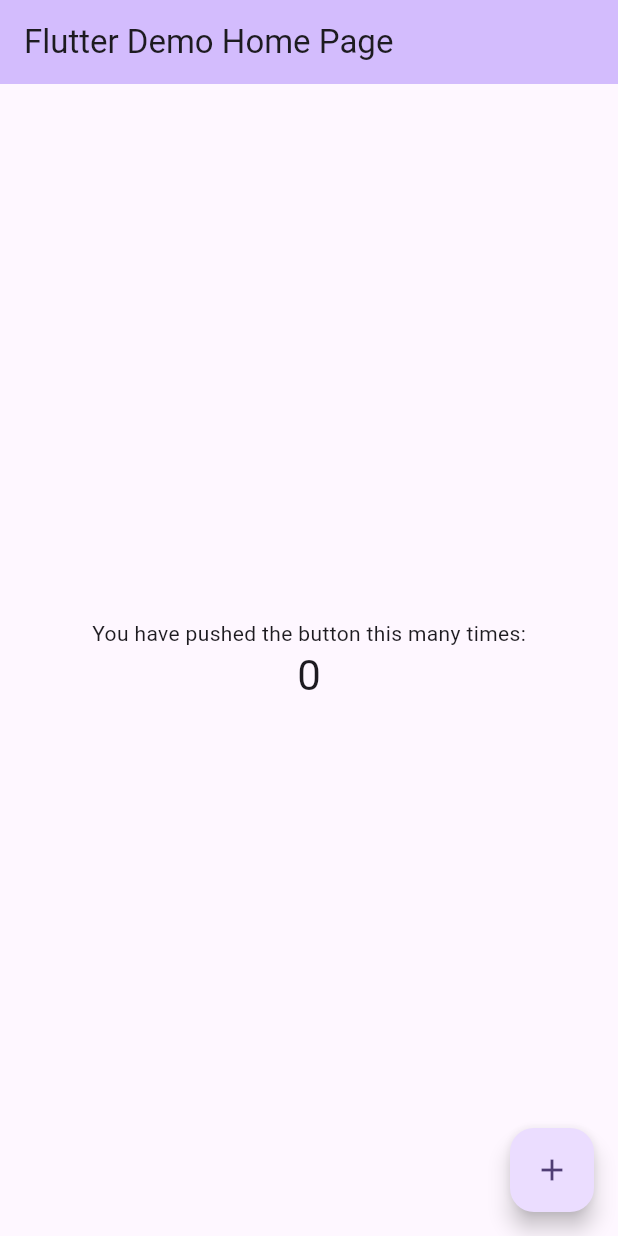
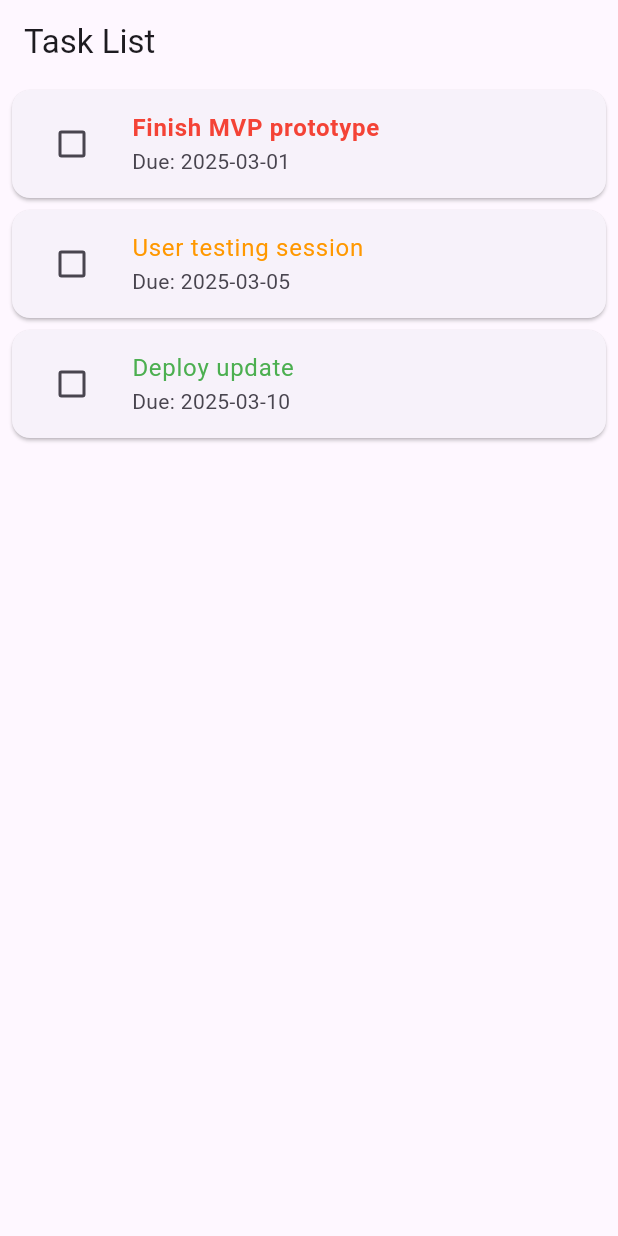
Before and after one commit to SalilMonga/cheesecakeFactory, a Flutter app: the screen it shows after launch, on a phone screen of 412 x 824 dp. Run offline on Flutter 3.47's test engine with Material 3 defaults, Android fonts, the phone set to English and light mode, and no system bars.

Commit message:
Initial task list

```diff
--- /dev/null
+++ b/cheesecakefactory/assets/tasks.json
@@ -0,0 +1,23 @@
+[
+  {
+    "id": 1,
+    "name": "Finish MVP prototype",
+    "priority": "high",
+    "timeline": "2025-03-01",
+    "completed": false
+  },
+  {
+    "id": 2,
+    "name": "User testing session",
+    "priority": "medium",
+    "timeline": "2025-03-05",
+    "completed": false
+  },
+  {
+    "id": 3,
+    "name": "Deploy update",
+    "priority": "low",
+    "timeline": "2025-03-10",
+    "completed": false
+  }
+]
--- /dev/null
+++ b/cheesecakefactory/lib/component/taskDisplay.dart
@@ -0,0 +1,131 @@
+import 'dart:convert';
+import 'package:flutter/material.dart';
+import 'package:flutter/services.dart' show rootBundle;
+
+// Define a Task model to represent each task item.
+class Task {
+  final int id;
+  final String name;
+  final String priority;
+  final String timeline;
+  bool completed;
+
+  Task({
+    required this.id,
+    required this.name,
+    required this.priority,
+    required this.timeline,
+    required this.completed,
+  });
+
+  factory Task.fromJson(Map<String, dynamic> json) {
+    return Task(
+      id: json['id'],
+      name: json['name'],
+      priority: json['priority'],
+      timeline: json['timeline'],
+      completed: json['completed'],
+    );
+  }
+}
+
+// Function to load tasks from the JSON file in assets.
+Future<List<Task>> loadTasks() async {
+  String jsonString = await rootBundle.loadString('assets/tasks.json');
+  List<dynamic> jsonResponse = json.decode(jsonString);
+  return jsonResponse.map((task) => Task.fromJson(task)).toList();
+}
+
+class TaskDisplayPage extends StatelessWidget {
+  const TaskDisplayPage({super.key});
+
+  @override
+  Widget build(BuildContext context) {
+    return MaterialApp(
+      title: 'Task List',
+      home: TaskListPage(),
+    );
+  }
+}
+
+class TaskListPage extends StatefulWidget {
+  @override
+  _TaskListPageState createState() => _TaskListPageState();
+}
+
+class _TaskListPageState extends State<TaskListPage> {
+  late Future<List<Task>> futureTasks;
+
+  @override
+  void initState() {
+    super.initState();
+    futureTasks = loadTasks();
+  }
+
+  // Toggle the completed state of a task.
+  void toggleTask(Task task) {
+    setState(() {
+      task.completed = !task.completed;
+    });
+  }
+
+  // Return a color based on the task priority.
+  Color _getPriorityColor(String priority) {
+    switch (priority.toLowerCase()) {
+      case 'high':
+        return Colors.red;
+      case 'medium':
+        return Colors.orange;
+      case 'low':
+      default:
+        return Colors.green;
+    }
+  }
+
+  @override
+  Widget build(BuildContext context) {
+    return Scaffold(
+      appBar: AppBar(title: const Text('Task List')),
+      body: FutureBuilder<List<Task>>(
+        future: futureTasks,
+        builder: (context, snapshot) {
+          if (snapshot.hasData) {
+            List<Task> tasks = snapshot.data!;
+            return ListView.builder(
+              itemCount: tasks.length,
+              itemBuilder: (context, index) {
+                Task task = tasks[index];
+                return Card(
+                  margin: EdgeInsets.symmetric(horizontal: 8.0, vertical: 4.0),
+                  child: ListTile(
+                    leading: Checkbox(
+                      value: task.completed,
+                      onChanged: (bool? value) {
+                        toggleTask(task);
+                      },
+                    ),
+                    title: Text(
+                      task.name,
+                      style: TextStyle(
+                        fontWeight: task.priority.toLowerCase() == 'high'
+                            ? FontWeight.bold
+                            : FontWeight.normal,
+                        color: _getPriorityColor(task.priority),
+                      ),
+                    ),
+                    subtitle: Text('Due: ${task.timeline}'),
+                  ),
+                );
+              },
+            );
+          } else if (snapshot.hasError) {
+            return Center(
+                child: Text('Error loading tasks: ${snapshot.error}'));
+          } else {
+            return Center(child: CircularProgressIndicator());
+          }
+        },
+      ),
+    );
+  }
+}
--- a/cheesecakefactory/lib/main.dart
+++ b/cheesecakefactory/lib/main.dart
@@ -1,3 +1,4 @@
+import 'package:cheesecakefactory/component/taskDisplay.dart';
 import 'package:flutter/material.dart';
 
 void main() {
@@ -31,7 +32,8 @@ class MyApp extends StatelessWidget {
         colorScheme: ColorScheme.fromSeed(seedColor: Colors.deepPurple),
         useMaterial3: true,
       ),
-      home: const MyHomePage(title: 'Flutter Demo Home Page'),
+      // home: const MyHomePage(title: 'Flutter Demo Home Page'),
+      home: TaskDisplayPage(),
     );
   }
 }
--- a/cheesecakefactory/pubspec.yaml
+++ b/cheesecakefactory/pubspec.yaml
@@ -2,7 +2,7 @@ name: cheesecakefactory
 description: "A new Flutter project."
 # The following line prevents the package from being accidentally published to
 # pub.dev using `flutter pub publish`. This is preferred for private packages.
-publish_to: 'none' # Remove this line if you wish to publish to pub.dev
+publish_to: "none" # Remove this line if you wish to publish to pub.dev
 
 # The following defines the version and build number for your application.
 # A version number is three numbers separated by dots, like 1.2.43
@@ -31,7 +31,6 @@ dependencies:
   flutter:
     sdk: flutter
 
-
   # The following adds the Cupertino Icons font to your application.
   # Use with the CupertinoIcons class for iOS style icons.
   cupertino_icons: ^1.0.8
@@ -52,7 +51,8 @@ dev_dependencies:
 
 # The following section is specific to Flutter packages.
 flutter:
-
+  assets:
+    - assets/tasks.json
   # The following line ensures that the Material Icons font is
   # included with your application, so that you can use the icons in
   # the material Icons class.
```
